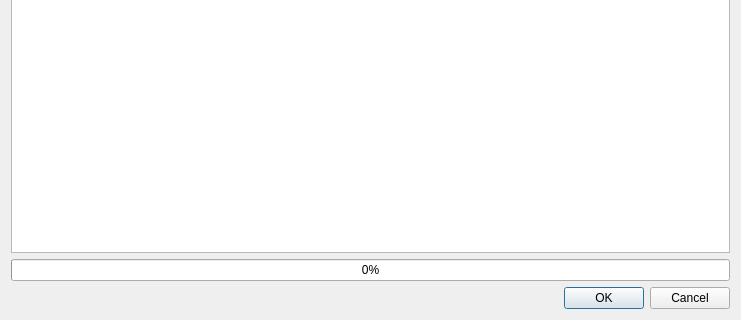
Qt form ui/system_update.ui (picacat/pymedical) before a commit; both pictures show x 0 to 741 and y 262 to 582 of the 741 by 582 pixel window.
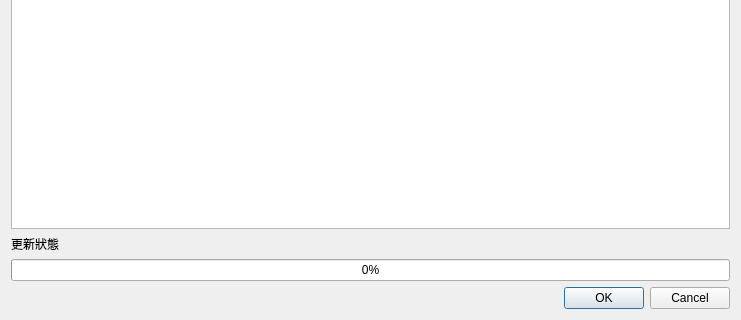
The same form after that commit. Icons and pictures are not drawn.

What changed in the file:
```diff
--- a/ui/system_update.ui
+++ b/ui/system_update.ui
@@ -118,6 +118,13 @@
      </column>
     </widget>
    </item>
+   <item>
+    <widget class="QLabel" name="label_status">
+     <property name="text">
+      <string>更新狀態</string>
+     </property>
+    </widget>
+   </item>
    <item>
     <widget class="QProgressBar" name="progressBar">
      <property name="value">
```
